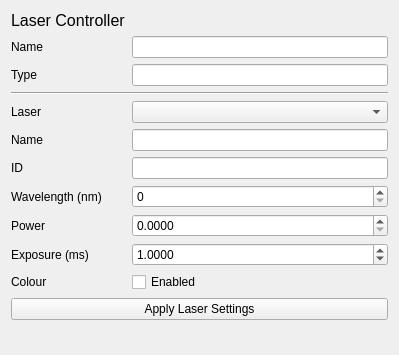
First picture: the form in openclem/ui/qt/CLEMLaserWidget.ui, repository DeMarcoLab/openCLEM, before the edit.
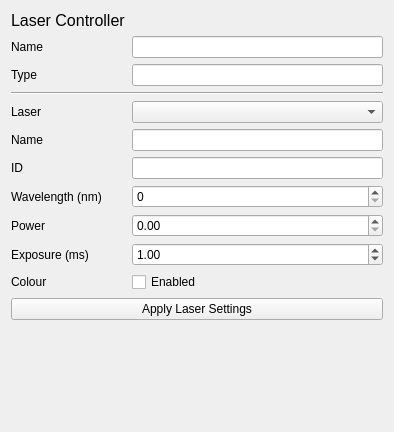
Second picture: the form after the edit.

The edit to the form file:
```diff
--- a/openclem/ui/qt/CLEMLaserWidget.ui
+++ b/openclem/ui/qt/CLEMLaserWidget.ui
@@ -6,8 +6,8 @@
    <rect>
     <x>0</x>
     <y>0</y>
-    <width>399</width>
-    <height>355</height>
+    <width>394</width>
+    <height>432</height>
    </rect>
   </property>
   <property name="windowTitle">
@@ -148,7 +148,7 @@
    <item row="9" column="1">
     <widget class="QDoubleSpinBox" name="doubleSpinBox">
      <property name="decimals">
-      <number>4</number>
+      <number>2</number>
      </property>
      <property name="maximum">
       <double>1.000000000000000</double>
@@ -161,7 +161,7 @@
    <item row="10" column="1">
     <widget class="QDoubleSpinBox" name="doubleSpinBox_2">
      <property name="decimals">
-      <number>4</number>
+      <number>2</number>
      </property>
      <property name="maximum">
       <double>10000000.000000000000000</double>
```
Left out of the diff: 36 changed lines with no effect on the pictures.
